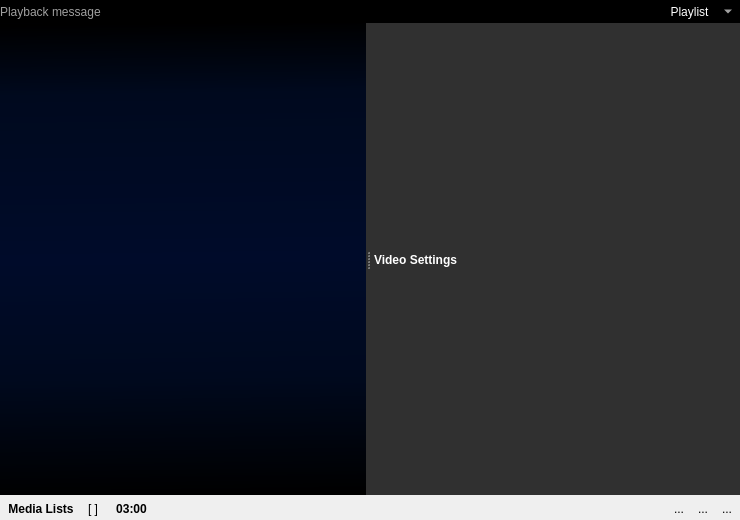
Above: src/mainwindow.ui from KDE/bangarang before the change. Below: the same form after it.
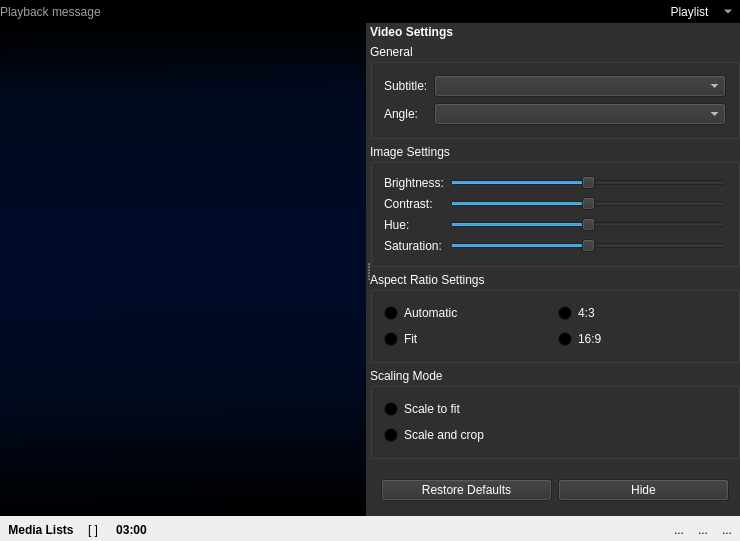
That is the form after the change. The open tabs and pages were chosen to show the change. Icons and pictures are not drawn. Custom widgets are drawn as their Qt base class.

```diff
--- a/src/mainwindow.ui
+++ b/src/mainwindow.ui
@@ -7,7 +7,7 @@
     <x>0</x>
     <y>0</y>
     <width>740</width>
-    <height>520</height>
+    <height>541</height>
    </rect>
   </property>
   <property name="mouseTracking">
@@ -6688,22 +6688,6 @@
                      </layout>
                     </widget>
                    </item>
-                   <item>
-                    <widget class="QWidget" name="widget_11" native="true">
-                     <property name="sizePolicy">
-                      <sizepolicy hsizetype="Preferred" vsizetype="Expanding">
-                       <horstretch>0</horstretch>
-                       <verstretch>0</verstretch>
-                      </sizepolicy>
-                     </property>
-                     <property name="maximumSize">
-                      <size>
-                       <width>16777215</width>
-                       <height>80</height>
-                      </size>
-                     </property>
-                    </widget>
-                   </item>
                    <item>
                     <widget class="QWidget" name="widget_25" native="true">
                      <layout class="QHBoxLayout" name="horizontalLayout_18">
@@ -6732,7 +6716,7 @@
                  <widget class="QWidget" name="videoSettingsPage">
                   <layout class="QVBoxLayout" name="verticalLayout_7">
                    <property name="spacing">
-                    <number>0</number>
+                    <number>5</number>
                    </property>
                    <property name="leftMargin">
                     <number>0</number>
@@ -6748,6 +6732,12 @@
                    </property>
                    <item>
                     <widget class="QLabel" name="label_3">
+                     <property name="sizePolicy">
+                      <sizepolicy hsizetype="Preferred" vsizetype="Fixed">
+                       <horstretch>0</horstretch>
+                       <verstretch>0</verstretch>
+                      </sizepolicy>
+                     </property>
                      <property name="font">
                       <font>
                        <weight>75</weight>
@@ -6758,13 +6748,225 @@
                       <string>Video Settings</string>
                      </property>
                      <property name="margin">
-                      <number>4</number>
+                      <number>9</number>
                      </property>
                      <property name="indent">
-                      <number>4</number>
+                      <number>-1</number>
                      </property>
                     </widget>
                    </item>
+                   <item>
+                    <widget class="QGroupBox" name="generalVideoHolder">
+                     <property name="title">
+                      <string>General</string>
+                     </property>
+                     <layout class="QFormLayout" name="formLayout_2">
+                      <item row="0" column="0">
+                       <widget class="QLabel" name="label_26">
+                        <property name="text">
+                         <string>Subtitle:</string>
+                        </property>
+                       </widget>
+                      </item>
+                      <item row="0" column="1">
+                       <widget class="QComboBox" name="subtitleSelection">
+                        <property name="sizePolicy">
+                         <sizepolicy hsizetype="Preferred" vsizetype="Fixed">
+                          <horstretch>0</horstretch>
+                          <verstretch>0</verstretch>
+                         </sizepolicy>
+                        </property>
+                       </widget>
+                      </item>
+                      <item row="1" column="0">
+                       <widget class="QLabel" name="label_25">
+                        <property name="text">
+                         <string>Angle:</string>
+                        </property>
+                       </widget>
+                      </item>
+                      <item row="1" column="1">
+                       <widget class="QComboBox" name="angleSelection"/>
+                      </item>
+                     </layout>
+                    </widget>
+                   </item>
+                   <item>
+                    <widget class="QGroupBox" name="imageSettingsHolder">
+                     <property name="sizePolicy">
+                      <sizepolicy hsizetype="Preferred" vsizetype="Fixed">
+                       <horstretch>0</horstretch>
+                       <verstretch>0</verstretch>
+                      </sizepolicy>
+                     </property>
+                     <property name="title">
+                      <string>Image Settings</string>
+                     </property>
+                     <layout class="QFormLayout" name="formLayout">
+                      <property name="fieldGrowthPolicy">
+                       <enum>QFormLayout::ExpandingFieldsGrow</enum>
+                      </property>
+                      <item row="1" column="0">
+                       <widget class="QLabel" name="label_21">
+                        <property name="text">
+                         <string>Brightness:</string>
+                        </property>
+                       </widget>
+                      </item>
+                      <item row="1" column="1">
+                       <widget class="QSlider" name="brightnessSlider">
+                        <property name="minimum">
+                         <number>-99</number>
+                        </property>
+                        <property name="orientation">
+                         <enum>Qt::Horizontal</enum>
+                        </property>
+                       </widget>
+                      </item>
+                      <item row="2" column="0">
+                       <widget class="QLabel" name="label_22">
+                        <property name="text">
+                         <string>Contrast:</string>
+                        </property>
+                       </widget>
+                      </item>
+                      <item row="2" column="1">
+                       <widget class="QSlider" name="contrastSlider">
+                        <property name="minimum">
+                         <number>-99</number>
+                        </property>
+                        <property name="orientation">
+                         <enum>Qt::Horizontal</enum>
+                        </property>
+                       </widget>
+                      </item>
+                      <item row="3" column="0">
+                       <widget class="QLabel" name="label_23">
+                        <property name="text">
+                         <string>Hue:</string>
+                        </property>
+                       </widget>
+                      </item>
+                      <item row="3" column="1">
+                       <widget class="QSlider" name="hueSlider">
+                        <property name="minimum">
+                         <number>-99</number>
+                        </property>
+                        <property name="orientation">
+                         <enum>Qt::Horizontal</enum>
+                        </property>
+                       </widget>
+                      </item>
+                      <item row="4" column="0">
+                       <widget class="QLabel" name="label_24">
+                        <property name="text">
+                         <string>Saturation:</string>
+                        </property>
+                       </widget>
+                      </item>
+                      <item row="4" column="1">
+                       <widget class="QSlider" name="saturationSlider">
+                        <property name="minimum">
+                         <number>-99</number>
+                        </property>
+                        <property name="orientation">
+                         <enum>Qt::Horizontal</enum>
+                        </property>
+                       </widget>
+                      </item>
+                     </layout>
+                    </widget>
+                   </item>
+                   <item>
+                    <widget class="QGroupBox" name="aspectRatioHolder">
+                     <property name="title">
+                      <string>Aspect Ratio Settings</string>
+                     </property>
+                     <layout class="QGridLayout" name="gridLayout">
+                      <item row="0" column="0">
+                       <widget class="QRadioButton" name="aspectRatioAuto">
+                        <property name="text">
+                         <string>Automatic</string>
+                        </property>
+                       </widget>
+                      </item>
+                      <item row="0" column="1">
+                       <widget class="QRadioButton" name="aspectRatio4_3">
+                        <property name="text">
+                         <string>4:3</string>
+                        </property>
+                       </widget>
+                      </item>
+                      <item row="1" column="0">
+                       <widget class="QRadioButton" name="aspectRatioWidget">
+                        <property name="text">
+                         <string>Fit</string>
+                        </property>
+                       </widget>
+                      </item>
+                      <item row="1" column="1">
+                       <widget class="QRadioButton" name="aspectRatio16_9">
+                        <property name="text">
+                         <string>16:9</string>
+                        </property>
+                       </widget>
+                      </item>
+                     </layout>
+                    </widget>
+                   </item>
+                   <item>
+                    <widget class="QGroupBox" name="scalingModeHolder">
+                     <property name="title">
+                      <string>Scaling Mode</string>
+                     </property>
+                     <layout class="QVBoxLayout" name="verticalLayout_58">
+                      <item>
+                       <widget class="QRadioButton" name="scaleModeFitInView">
+                        <property name="text">
+                         <string>Scale to fit</string>
+                        </property>
+                       </widget>
+                      </item>
+                      <item>
+                       <widget class="QRadioButton" name="scaleModeScaleAndCrop">
+                        <property name="text">
+                         <string>Scale and crop</string>
+                        </property>
+                       </widget>
+                      </item>
+                     </layout>
+                    </widget>
+                   </item>
+                   <item>
+                    <widget class="QWidget" name="widget_11" native="true">
+                     <property name="minimumSize">
+                      <size>
+                       <width>50</width>
+                       <height>0</height>
+                      </size>
+                     </property>
+                     <layout class="QHBoxLayout" name="horizontalLayout_28">
+                      <item>
+                       <widget class="QPushButton" name="restoreButton">
+                        <property name="text">
+                         <string>Restore Defaults</string>
+                        </property>
+                        <property name="icon">
+                         <iconset>
+                          <normaloff>../convenience/view-restore.png</normaloff>../convenience/view-restore.png</iconset>
+                        </property>
+                       </widget>
+                      </item>
+                      <item>
+                       <widget class="QPushButton" name="hideButton">
+                        <property name="text">
+                         <string>Hide</string>
+                        </property>
+                       </widget>
+                      </item>
+                     </layout>
+                    </widget>
+                   </item>
                   </layout>
                  </widget>
                  <widget class="QWidget" name="shortcutsPage">
```
Left out of the diff: 75 changed lines with no effect on the pictures.
